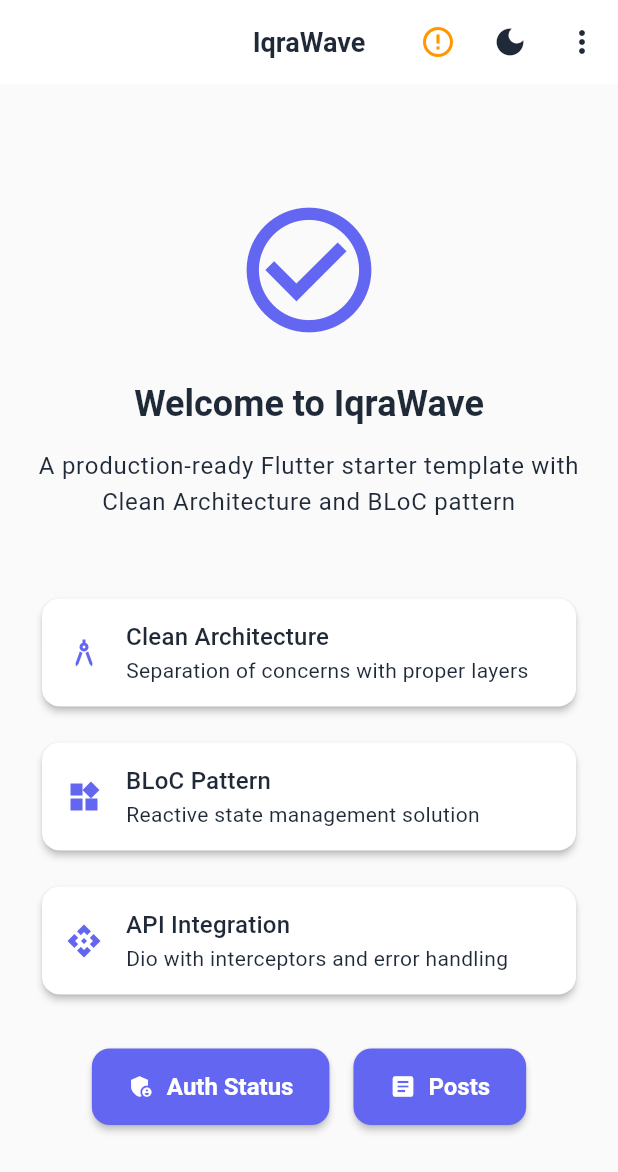
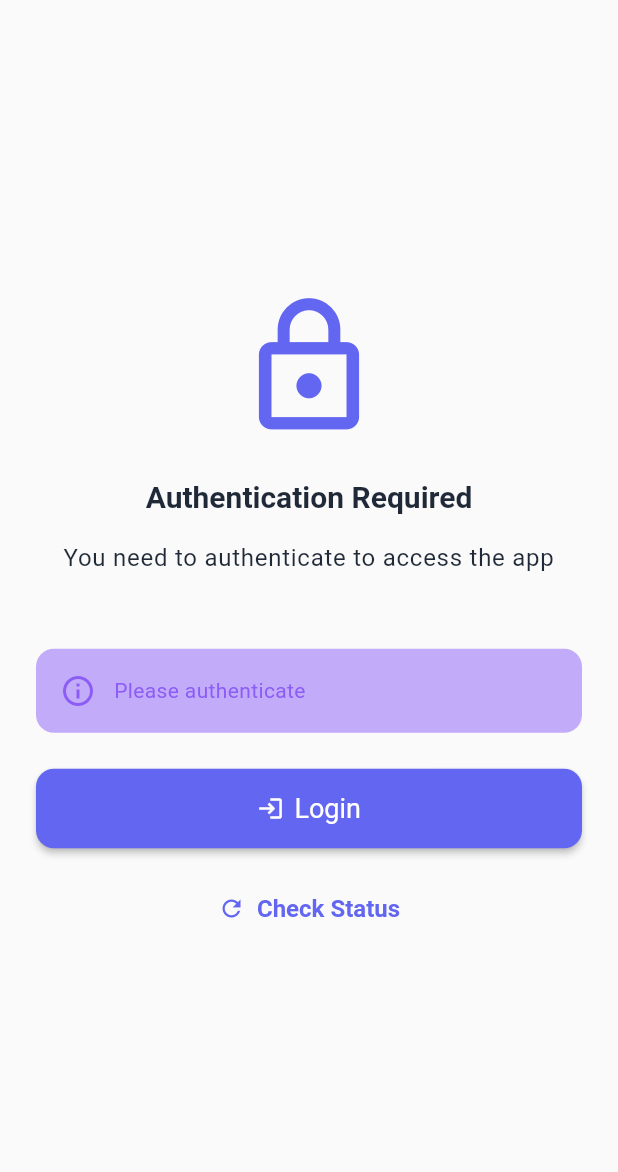
Before and after one commit to meylis1998/iqra_wave, a Flutter app: the screen it shows after launch, on a phone screen of 412 x 824 dp. Shown: the top 1172 px of the screen. Run offline on Flutter 3.47's test engine with Material 3 defaults, Android fonts, the phone set to English and light mode, and no system bars; our stand-ins replace animated_theme_switcher, dartz, dio, equatable, flutter_bloc, flutter_dotenv and 15 more; missing offline and left inert: flutter_jailbreak_detection; generated files the repository leaves out were written again; Roboto replaces fonts that are missing (Tajawal).

Commit message:
Add authentication-based routing with login page

```diff
--- a/lib/core/network/interceptors/auth_interceptor.dart
+++ b/lib/core/network/interceptors/auth_interceptor.dart
@@ -8,8 +8,8 @@ import 'package:iqra_wave/core/utils/logger.dart';
 
 class AuthInterceptor extends Interceptor {
   AuthInterceptor()
-    : _tokenService = getIt<TokenService>(),
-      _tokenRefreshManager = getIt<TokenRefreshManager>();
+      : _tokenService = getIt<TokenService>(),
+        _tokenRefreshManager = getIt<TokenRefreshManager>();
 
   final TokenService _tokenService;
   final TokenRefreshManager _tokenRefreshManager;
@@ -66,7 +66,7 @@ class AuthInterceptor extends Interceptor {
             return handler.next(err);
           },
           (token) async {
-            return _retryRequest(err, handler, token.accessToken);
+            return await _retryRequest(err, handler, token.accessToken);
           },
         );
       } catch (e, stackTrace) {
--- a/lib/core/routes/app_router.dart
+++ b/lib/core/routes/app_router.dart
@@ -1,24 +1,69 @@
+import 'dart:async';
+
 import 'package:flutter/foundation.dart';
 import 'package:flutter/material.dart';
+import 'package:flutter_bloc/flutter_bloc.dart';
 import 'package:go_router/go_router.dart';
 import 'package:iqra_wave/core/routes/route_names.dart';
+import 'package:iqra_wave/features/auth/presentation/bloc/auth_bloc.dart';
+import 'package:iqra_wave/features/auth/presentation/bloc/auth_state.dart';
 import 'package:iqra_wave/features/auth/presentation/pages/auth_status_page.dart';
+import 'package:iqra_wave/features/auth/presentation/pages/login_page.dart';
 import 'package:iqra_wave/features/home/presentation/pages/home_page.dart';
 import 'package:iqra_wave/features/splash/presentation/pages/splash_page.dart';
 
 final GlobalKey<NavigatorState> _rootNavigatorKey = GlobalKey<NavigatorState>();
 
 class AppRouter {
+  static late final AuthBloc _authBloc;
+
+  static void initialize(AuthBloc authBloc) {
+    _authBloc = authBloc;
+  }
+
   static final GoRouter router = GoRouter(
     navigatorKey: _rootNavigatorKey,
     initialLocation: RouteNames.splash,
     debugLogDiagnostics: kDebugMode,
+    refreshListenable: GoRouterRefreshStream(_authBloc.stream),
+    redirect: (context, state) {
+      final authState = _authBloc.state;
+      final isOnSplash = state.matchedLocation == RouteNames.splash;
+      final isOnLogin = state.matchedLocation == RouteNames.login;
+      final isAuthenticated = authState is AuthAuthenticated;
+      final isLoading = authState is AuthLoading ||
+          authState is AuthInitial ||
+          authState is AuthRefreshing;
+
+      // Allow splash page during initialization
+      if (isLoading && isOnSplash) {
+        return null;
+      }
+
+      // If authenticated and on login/splash, go to home
+      if (isAuthenticated && (isOnLogin || isOnSplash)) {
+        return RouteNames.home;
+      }
+
+      // If not authenticated and not loading, redirect to login
+      if (!isAuthenticated && !isLoading && !isOnLogin) {
+        return RouteNames.login;
+      }
+
+      return null;
+    },
     routes: [
       GoRoute(
         path: RouteNames.splash,
         name: RouteNames.splash,
         pageBuilder: (context, state) =>
             MaterialPage(key: state.pageKey, child: const SplashPage()),
+      ),
+      GoRoute(
+        path: RouteNames.login,
+        name: RouteNames.login,
+        pageBuilder: (context, state) =>
+            MaterialPage(key: state.pageKey, child: const LoginPage()),
       ),
       GoRoute(
         path: RouteNames.home,
@@ -37,3 +82,20 @@ class AppRouter {
         Scaffold(body: Center(child: Text('Error: ${state.error}'))),
   );
 }
+
+class GoRouterRefreshStream extends ChangeNotifier {
+  GoRouterRefreshStream(Stream<dynamic> stream) {
+    notifyListeners();
+    _subscription = stream.asBroadcastStream().listen(
+          (dynamic _) => notifyListeners(),
+        );
+  }
+
+  late final StreamSubscription<dynamic> _subscription;
+
+  @override
+  void dispose() {
+    _subscription.cancel();
+    super.dispose();
+  }
+}
--- a/lib/core/routes/route_names.dart
+++ b/lib/core/routes/route_names.dart
@@ -2,6 +2,7 @@ class RouteNames {
   RouteNames._();
 
   static const String splash = '/';
+  static const String login = '/login';
   static const String home = '/home';
   static const String authStatus = '/auth-status';
   static const String posts = '/posts';
--- a/lib/core/utils/logger.dart
+++ b/lib/core/utils/logger.dart
@@ -6,8 +6,11 @@ class AppLogger {
 
   static Logger get logger {
     _logger ??= Logger(
-      printer: SimplePrinter(),
-      level: AppConfig.enableLogging ? Level.warning : Level.off,
+      printer: SimplePrinter(
+        printTime: false,
+        colors: true,
+      ),
+      level: AppConfig.enableLogging ? Level.warning : Level.nothing,
     );
     return _logger!;
   }
--- /dev/null
+++ b/lib/features/auth/presentation/pages/login_page.dart
@@ -0,0 +1,152 @@
+import 'package:flutter/material.dart';
+import 'package:flutter_bloc/flutter_bloc.dart';
+import 'package:iqra_wave/features/auth/presentation/bloc/auth_bloc.dart';
+import 'package:iqra_wave/features/auth/presentation/bloc/auth_event.dart';
+import 'package:iqra_wave/features/auth/presentation/bloc/auth_state.dart';
+
+class LoginPage extends StatelessWidget {
+  const LoginPage({super.key});
+
+  @override
+  Widget build(BuildContext context) {
+    return Scaffold(
+      body: SafeArea(
+        child: Center(
+          child: Padding(
+            padding: const EdgeInsets.all(24),
+            child: BlocBuilder<AuthBloc, AuthState>(
+              builder: (context, state) {
+                return Column(
+                  mainAxisAlignment: MainAxisAlignment.center,
+                  children: [
+                    Icon(
+                      Icons.lock_outline,
+                      size: 100,
+                      color: Theme.of(context).colorScheme.primary,
+                    ),
+                    const SizedBox(height: 24),
+                    Text(
+                      'Authentication Required',
+                      style:
+                          Theme.of(context).textTheme.headlineMedium?.copyWith(
+                                fontWeight: FontWeight.bold,
+                              ),
+                      textAlign: TextAlign.center,
+                    ),
+                    const SizedBox(height: 16),
+                    Text(
+                      'You need to authenticate to access the app',
+                      style: Theme.of(context).textTheme.bodyLarge,
+                      textAlign: TextAlign.center,
+                    ),
+                    const SizedBox(height: 48),
+                    if (state is AuthError) ...[
+                      Container(
+                        padding: const EdgeInsets.all(16),
+                        decoration: BoxDecoration(
+                          color: Theme.of(context).colorScheme.errorContainer,
+                          borderRadius: BorderRadius.circular(12),
+                        ),
+                        child: Row(
+                          children: [
+                            Icon(
+                              Icons.error_outline,
+                              color: Theme.of(context).colorScheme.error,
+                            ),
+                            const SizedBox(width: 12),
+                            Expanded(
+                              child: Text(
+                                state.message,
+                                style: TextStyle(
+                                  color: Theme.of(context).colorScheme.error,
+                                ),
+                              ),
+                            ),
+                          ],
+                        ),
+                      ),
+                      const SizedBox(height: 24),
+                    ],
+                    if (state is AuthUnauthenticated &&
+                        state.message != null) ...[
+                      Container(
+                        padding: const EdgeInsets.all(16),
+                        decoration: BoxDecoration(
+                          color: Theme.of(context)
+                              .colorScheme
+                              .secondaryContainer
+                              .withOpacity(0.5),
+                          borderRadius: BorderRadius.circular(12),
+                        ),
+                        child: Row(
+                          children: [
+                            Icon(
+                              Icons.info_outline,
+                              color: Theme.of(context).colorScheme.secondary,
+                            ),
+                            const SizedBox(width: 12),
+                            Expanded(
+                              child: Text(
+                                state.message!,
+                                style: TextStyle(
+                                  color:
+                                      Theme.of(context).colorScheme.secondary,
+                                ),
+                              ),
+                            ),
+                          ],
+                        ),
+                      ),
+                      const SizedBox(height: 24),
+                    ],
+                    if (state is AuthLoading || state is AuthRefreshing)
+                      Column(
+                        children: [
+                          const CircularProgressIndicator(),
+                          const SizedBox(height: 16),
+                          Text(
+                            'Authenticating...',
+                            style: Theme.of(context).textTheme.bodyMedium,
+                          ),
+                        ],
+                      )
+                    else
+                      SizedBox(
+                        width: double.infinity,
+                        child: ElevatedButton.icon(
+                          onPressed: () {
+                            context
+                                .read<AuthBloc>()
+                                .add(const AuthRequestLogin());
+                          },
+                          icon: const Icon(Icons.login),
+                          label: const Text('Login'),
+                          style: ElevatedButton.styleFrom(
+                            padding: const EdgeInsets.symmetric(vertical: 16),
+                            textStyle: const TextStyle(fontSize: 18),
+                          ),
+                        ),
+                      ),
+                    const SizedBox(height: 16),
+                    TextButton.icon(
+                      onPressed: state is AuthLoading ||
+                              state is AuthRefreshing
+                          ? null
+                          : () {
+                              context
+                                  .read<AuthBloc>()
+                                  .add(const AuthCheckStatus());
+                            },
+                      icon: const Icon(Icons.refresh),
+                      label: const Text('Check Status'),
+                    ),
+                  ],
+                );
+              },
+            ),
+          ),
+        ),
+      ),
+    );
+  }
+}
--- a/lib/main.dart
+++ b/lib/main.dart
@@ -83,6 +83,8 @@ class MyApp extends StatelessWidget {
         BlocProvider(
           create: (context) {
             final bloc = getIt<AuthBloc>();
+
+            AppRouter.initialize(bloc);
 
             bloc.stream.listen((state) {
               if (state is AuthAuthenticated) {
```
Also changed, not shown: lib/core/services/token_refresh_manager.dart (+15 -7 lines), lib/features/splash/presentation/pages/splash_page.dart (+10 -163 lines).
